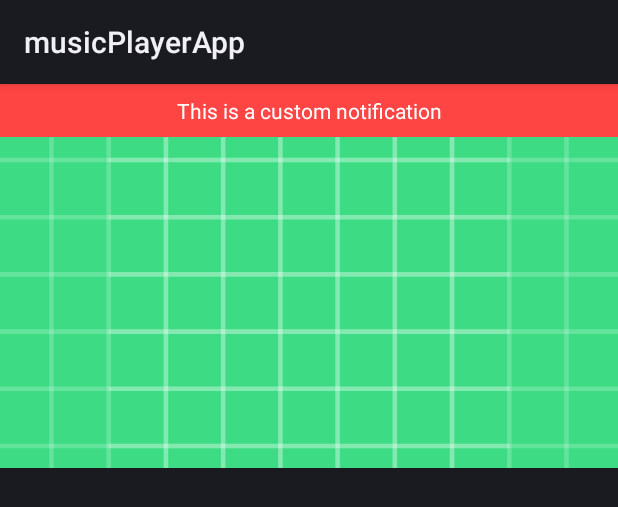
After one commit to mushahid11/musicPlayerApp, an Android app: the layout notification_expended.xml on its own in the app's theme, with its tools: preview values and no code run, on a phone screen of 412 x 824 dp. The commit adds this screen. Shown: the top 507 px of the screen. Run offline under Robolectric (Android 15) with nearby library versions, the phone set to English and light mode, and no system bars.

Commit message:
5/17/2022

```diff
--- a/app/src/main/java/com/example/musicplayerapp/ui/main/SongViewModal.kt
+++ b/app/src/main/java/com/example/musicplayerapp/ui/main/SongViewModal.kt
@@ -12,7 +12,7 @@ import kotlinx.coroutines.launch
 import javax.inject.Inject
 
 @HiltViewModel
-class SongViewModal @Inject constructor(val songRepository: SongRepository,application: Application) :AndroidViewModel(application) {
+class SongViewModal @Inject constructor(private val songRepository: SongRepository, application: Application) :AndroidViewModel(application) {
 
 
     var audioList = MutableLiveData<List<AllSongsModel>>()
--- a/app/src/main/res/drawable-v24/ic_baseline_fast_rewind_24.xml
+++ b/app/src/main/res/drawable-v24/ic_baseline_fast_rewind_24.xml
@@ -5,6 +5,6 @@
     android:viewportHeight="24"
     android:tint="?attr/colorControlNormal">
   <path
-      android:fillColor="@android:color/white"
+      android:fillColor="@android:color/black"
       android:pathData="M11,18L11,6l-8.5,6 8.5,6zM11.5,12l8.5,6L20,6l-8.5,6z"/>
 </vector>
--- /dev/null
+++ b/app/src/main/res/layout/notification_expended.xml
@@ -0,0 +1,27 @@
+<?xml version="1.0" encoding="utf-8"?>
+<LinearLayout xmlns:android="http://schemas.android.com/apk/res/android"
+    android:layout_width="match_parent"
+    android:layout_height="256dp"
+    android:orientation="vertical">
+
+
+    <TextView
+        android:id="@+id/text_view_expanded"
+        style="@style/TextAppearance.Compat.Notification"
+        android:layout_width="match_parent"
+        android:layout_height="wrap_content"
+        android:background="@android:color/holo_red_light"
+        android:padding="8dp"
+        android:text="This is a custom notification"
+        android:textAlignment="center"
+        android:textColor="#FFF" />
+
+    <ImageView
+        android:id="@+id/image_view_expanded"
+        android:layout_width="match_parent"
+        android:layout_height="match_parent"
+        android:scaleType="centerCrop"
+        android:src="@drawable/ic_launcher_background" />
+
+
+</LinearLayout>
```
Also changed, not shown: app/src/main/java/com/example/musicplayerapp/MyService.kt (+28 -32 lines), app/src/main/java/com/example/musicplayerapp/data/constant/AppConstant.kt (+0 -18 lines), app/src/main/java/com/example/musicplayerapp/data/repo/SongRepository.kt (+9 -5 lines), app/src/main/java/com/example/musicplayerapp/ui/Player.kt (+31 -44 lines), app/src/main/java/com/example/musicplayerapp/ui/main/AllSongsAdapter.kt (+5 -5 lines), app/src/main/java/com/example/musicplayerapp/ui/main/MainActivity.kt (+16 -9 lines), app/src/main/res/layout/notification_collapse.xml (added, +23 -0 lines).
